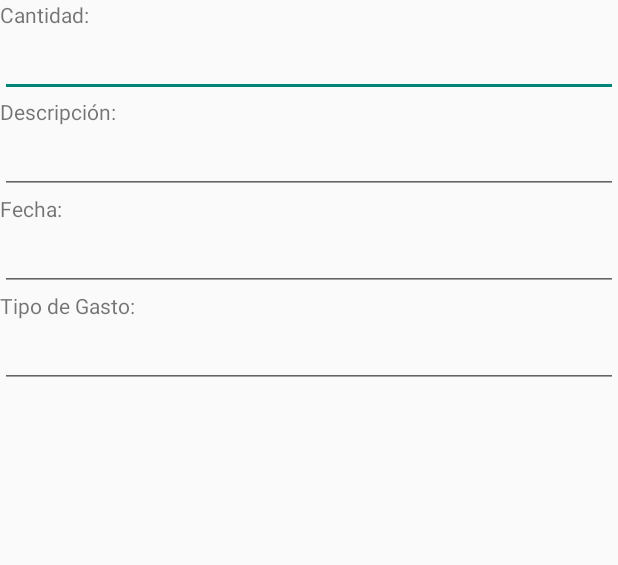
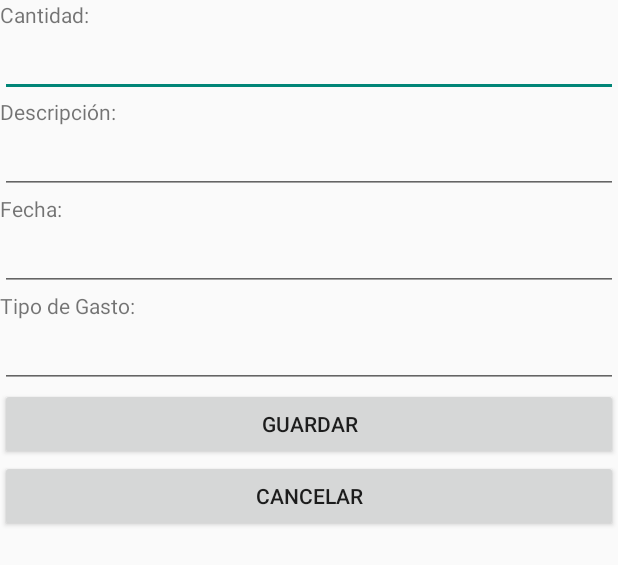
Before and after one commit to jaguil8/RegistroGastos, an Android app: the layout captura.xml on its own in the app's theme, with its tools: preview values and no code run, on a phone screen of 412 x 824 dp. Shown: the top 565 px of the screen. Run offline under Robolectric (Android 15) with nearby library versions, the phone set to English and light mode, and no system bars.

Commit message:
Interface de Captura.

```diff
--- a/app/src/main/res/layout/captura.xml
+++ b/app/src/main/res/layout/captura.xml
@@ -11,14 +11,16 @@
         android:layout_width="fill_parent"
         android:layout_height="wrap_content"
         android:inputType="numberDecimal"
-        android:digits="0123456789."/>
+        android:digits="0123456789."
+        android:id="@+id/cantidadGasto"/>
     <TextView
         android:layout_width="fill_parent"
         android:layout_height="wrap_content"
         android:text="Descripción:"/>
     <EditText
         android:layout_width="fill_parent"
-        android:layout_height="wrap_content"/>
+        android:layout_height="wrap_content"
+        android:id="@+id/descripcionGasto"/>
     <TextView
         android:layout_width="fill_parent"
         android:layout_height="wrap_content"
@@ -26,13 +28,25 @@
     <EditText
         android:layout_width="fill_parent"
         android:layout_height="wrap_content"
-        android:inputType="date"/>
+        android:inputType="date"
+        android:id="@+id/fechaGasto"/>
     <TextView
         android:layout_width="fill_parent"
         android:layout_height="wrap_content"
         android:text="Tipo de Gasto:"/>
     <EditText
         android:layout_width="fill_parent"
-        android:layout_height="wrap_content"/>
+        android:layout_height="wrap_content"
+        android:id="@+id/tipoGasto"/>
+    <Button
+        android:layout_width="fill_parent"
+        android:layout_height="wrap_content"
+        android:text="Guardar"
+        android:id="@+id/guardar"/>
+    <Button
+        android:layout_width="fill_parent"
+        android:layout_height="wrap_content"
+        android:text="Cancelar"
+        android:id="@+id/cancelar"/>
 
 </LinearLayout>
```
